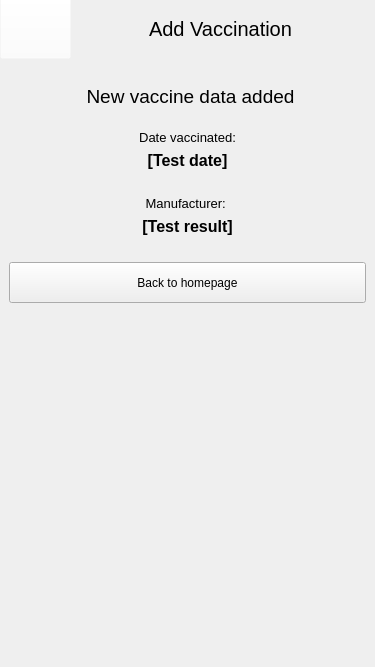
The window that 0806_mCR_login/addvaccination.ui (csidon/MyCovidApp) describes before a commit, drawn with Qt 5.
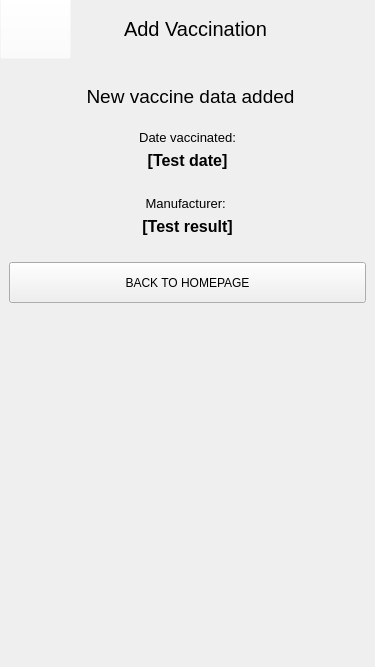
The same window after the commit. The open tabs and pages were chosen to show the change. Icons and pictures are not drawn.

Diff of the .ui file:
```diff
--- a/0806_mCR_login/addvaccination.ui
+++ b/0806_mCR_login/addvaccination.ui
@@ -417,7 +417,7 @@
           </size>
          </property>
          <property name="text">
-          <string>Back to homepage</string>
+          <string>BACK TO HOMEPAGE</string>
          </property>
         </widget>
        </item>
@@ -456,7 +456,7 @@
     <rect>
      <x>70</x>
      <y>-2</y>
-     <width>301</width>
+     <width>251</width>
      <height>61</height>
     </rect>
    </property>
```
Left out of the diff: 2 changed lines with no effect on the pictures.
